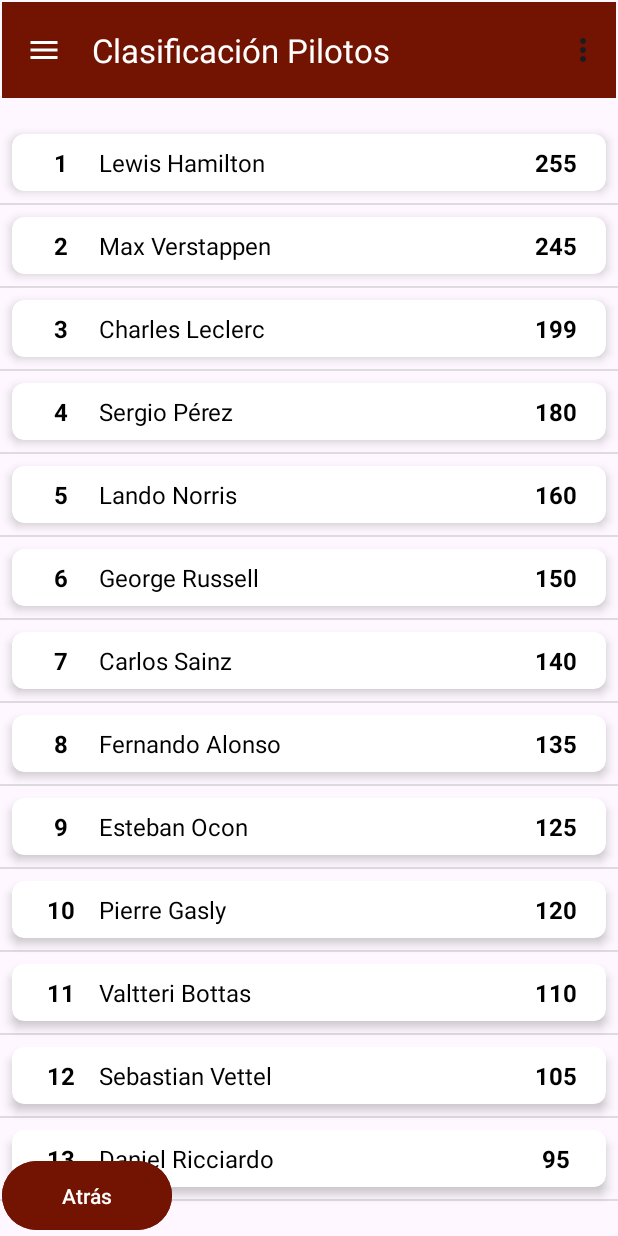
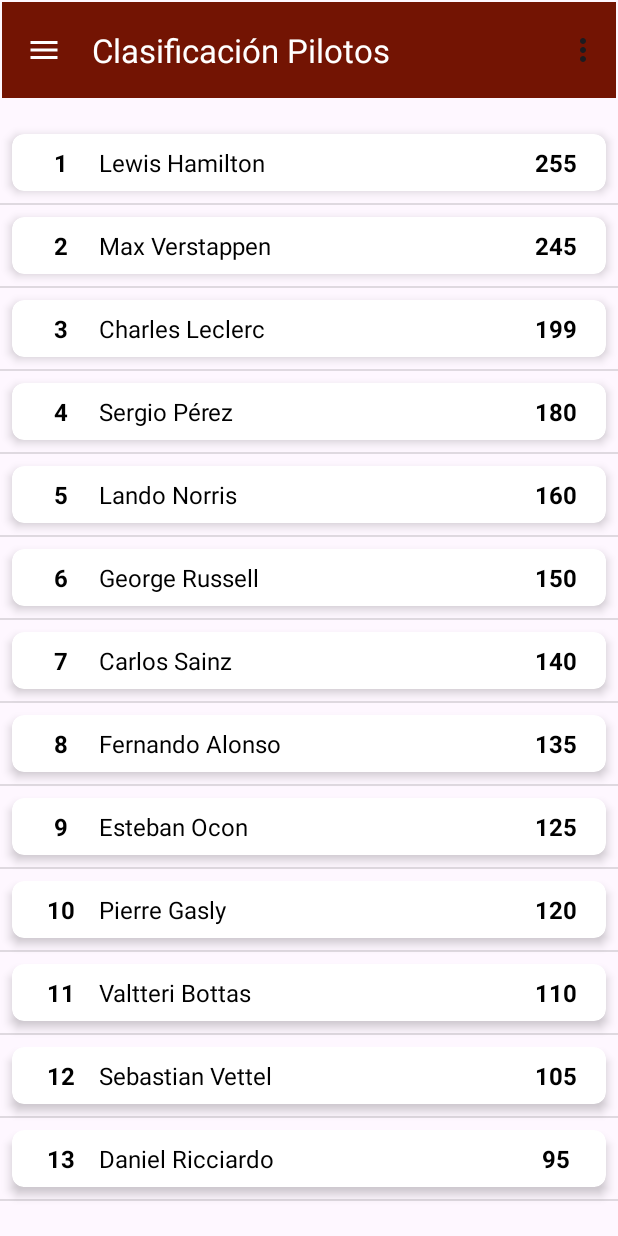
Before and after one commit to MateoMolina01/GridPedia, an Android app: the DriversStandingsActivity screen opened directly, with no data from a screen before it, on a phone screen of 412 x 824 dp. Run offline under Robolectric (Android 15) with nearby library versions, the phone set to English and light mode, and no system bars.

Commit message:
eliminacion btn atras

```diff
--- a/GridPedia/app/src/main/java/com/maestre/gridpedia/DriversStandingsActivity.kt
+++ b/GridPedia/app/src/main/java/com/maestre/gridpedia/DriversStandingsActivity.kt
@@ -58,10 +58,6 @@ class DriversStandingsActivity : AppCompatActivity() {
         binding.recyclerViewDrivers.layoutManager = LinearLayoutManager(this)
         binding.recyclerViewDrivers.adapter = adapter
 
-        binding.btnBack.setOnClickListener {
-            val intent = Intent(this, MainActivity::class.java)
-            startActivity(intent)
-        }
     }
 
     override fun onCreateOptionsMenu(menu: Menu?): Boolean {
--- a/GridPedia/app/src/main/res/layout/activity_drivers_standings.xml
+++ b/GridPedia/app/src/main/res/layout/activity_drivers_standings.xml
@@ -40,22 +40,4 @@
         app:layout_constraintStart_toStartOf="parent"
         app:layout_constraintTop_toBottomOf="@id/materialToolbar" />
 
-
-    <!-- Botón para volver a la pantalla de inicio -->
-    <Button
-        android:id="@+id/btnBack"
-        android:layout_width="113dp"
-        android:layout_height="54dp"
-        android:layout_marginStart="1dp"
-        android:layout_marginTop="1dp"
-        android:layout_marginEnd="1dp"
-        android:backgroundTint="@color/principal"
-        android:text="Atrás"
-        app:layout_constraintBottom_toBottomOf="parent"
-        app:layout_constraintEnd_toEndOf="parent"
-        app:layout_constraintHorizontal_bias="0.0"
-        app:layout_constraintStart_toStartOf="parent"
-        app:layout_constraintTop_toTopOf="parent"
-        app:layout_constraintVertical_bias="1.0" />
-
 </androidx.constraintlayout.widget.ConstraintLayout>
```
